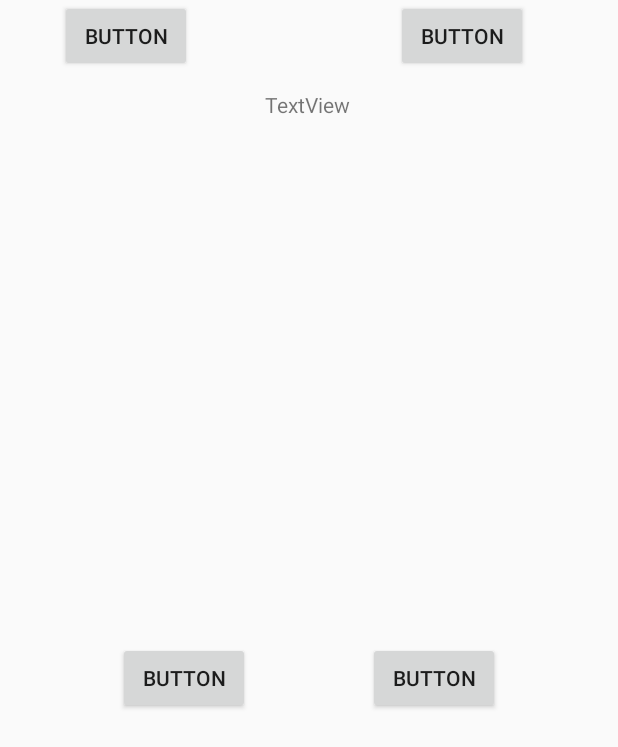
After one commit to palmer0/BasicQuiz-Lab1, an Android app: the layout activity_temp.xml on its own in the app's theme, with its tools: preview values and no code run, on a phone screen of 412 x 824 dp. The commit adds this screen. Shown: the top 747 px of the screen. Run offline under Robolectric (Android 15) with nearby library versions, the phone set to English and light mode, and no system bars.

```diff
--- a/app/src/main/java/es/ulpgc/eite/da/basicquizlab/MainActivity.java
+++ b/app/src/main/java/es/ulpgc/eite/da/basicquizlab/MainActivity.java
@@ -1,36 +1,36 @@
 package es.ulpgc.eite.da.basicquizlab;
 
 import android.os.Bundle;
+import android.widget.Button;
+import android.widget.TextView;
 
 import androidx.appcompat.app.AppCompatActivity;
 
 public class MainActivity extends AppCompatActivity {
 
-  /*
   private Button falseButton, trueButton,cheatButton, nextButton;
   private TextView questionText, replyText;
 
   private String[] questionArray;
   private int questionIndex=0;
   private int[] replyArray;
-  */
 
   @Override
   protected void onCreate(Bundle savedInstanceState) {
     super.onCreate(savedInstanceState);
     setContentView(R.layout.activity_main);
 
-    /*
     initLayoutData();
+    linkLayoutComponents();
 
-    linkLayoutComponents();
     initLayoutContent();
-    */
   }
 
-  /*
+  // metodo para cargar los datos de pantalla
   private void initLayoutData() {
+    // preguntas cuestionario cargadas desde fichero de recursos
     questionArray=getResources().getStringArray(R.array.question_array);
+    // respuestas cuestionario cargadas desde fichero de recursos
     replyArray=getResources().getIntArray(R.array.reply_array);
   }
 
@@ -45,6 +45,8 @@ public class MainActivity extends AppCompatActivity {
     replyText = findViewById(R.id.replyText);
   }
 
+
+
   private void initLayoutContent() {
     falseButton.setText(R.string.false_button_text);
     trueButton.setText(R.string.true_button_text);
@@ -56,6 +58,8 @@ public class MainActivity extends AppCompatActivity {
     replyText.setText(R.string.empty_text);
 
   }
+
+  /*
 
   //TODO: en vez de usar un metodo para cada boton, podemos
   // hacerlo usando un solo metodo para todos los botones
--- a/app/src/main/res/layout/activity_main.xml
+++ b/app/src/main/res/layout/activity_main.xml
@@ -7,7 +7,7 @@
     android:layout_height="match_parent"
     tools:context=".MainActivity">
 
-    <!--
+
     <TextView
         android:id="@+id/questionText"
         android:layout_width="wrap_content"
@@ -77,12 +77,11 @@
 
         <Button
             android:id="@+id/nextButton"
-            android:onClick="onNextButtonClick"
             android:layout_width="wrap_content"
             android:layout_height="wrap_content"
+            android:onClick="onNextButtonClick"
             android:text="Button"
-            android:textAppearance="@style/TextAppearance.AppCompat.Medium"
-            tools:text="Next" />
+            android:textAppearance="@style/TextAppearance.AppCompat.Medium" />
 
         <Space
             android:visibility="gone"
@@ -100,6 +99,6 @@
             android:textAppearance="@style/TextAppearance.AppCompat.Medium"
             tools:text="Cheat" />
     </LinearLayout>
-    -->
+
 
 </androidx.constraintlayout.widget.ConstraintLayout>
--- /dev/null
+++ b/app/src/main/res/layout/activity_temp.xml
@@ -0,0 +1,75 @@
+<?xml version="1.0" encoding="utf-8"?>
+<androidx.constraintlayout.widget.ConstraintLayout xmlns:android="http://schemas.android.com/apk/res/android"
+    xmlns:app="http://schemas.android.com/apk/res-auto"
+    xmlns:tools="http://schemas.android.com/tools"
+    android:layout_width="match_parent"
+    android:layout_height="match_parent">
+
+    <TextView
+        android:id="@+id/textView"
+        android:layout_width="wrap_content"
+        android:layout_height="wrap_content"
+        android:layout_marginTop="60dp"
+        android:text="TextView"
+        app:layout_constraintEnd_toEndOf="parent"
+        app:layout_constraintHorizontal_bias="0.498"
+        app:layout_constraintStart_toStartOf="parent"
+        app:layout_constraintTop_toTopOf="parent" />
+
+    <Button
+        android:id="@+id/button"
+        android:layout_width="wrap_content"
+        android:layout_height="wrap_content"
+        android:layout_marginStart="40dp"
+        android:text="Button"
+        app:layout_constraintStart_toStartOf="parent"
+        tools:layout_editor_absoluteY="138dp" />
+
+    <Button
+        android:id="@+id/button2"
+        android:layout_width="wrap_content"
+        android:layout_height="wrap_content"
+        android:layout_marginEnd="60dp"
+        android:text="Button"
+        app:layout_constraintEnd_toEndOf="parent"
+        tools:layout_editor_absoluteY="140dp" />
+
+    <LinearLayout
+        android:id="@+id/linearLayout"
+        android:layout_width="411dp"
+        android:layout_height="48dp"
+        android:orientation="horizontal"
+        app:layout_constraintBottom_toBottomOf="parent"
+        app:layout_constraintEnd_toEndOf="parent"
+        app:layout_constraintStart_toStartOf="parent"
+        app:layout_constraintTop_toBottomOf="@+id/textView">
+
+        <Space
+            android:layout_width="wrap_content"
+            android:layout_height="wrap_content"
+            android:layout_weight="1" />
+
+        <Button
+            android:id="@+id/button3"
+            android:layout_width="wrap_content"
+            android:layout_height="wrap_content"
+            android:text="Button" />
+
+        <Space
+            android:layout_width="wrap_content"
+            android:layout_height="wrap_content"
+            android:layout_weight="1" />
+
+        <Button
+            android:id="@+id/button4"
+            android:layout_width="wrap_content"
+            android:layout_height="wrap_content"
+            android:text="Button" />
+
+        <Space
+            android:layout_width="wrap_content"
+            android:layout_height="wrap_content"
+            android:layout_weight="1" />
+    </LinearLayout>
+
+</androidx.constraintlayout.widget.ConstraintLayout>
--- a/app/src/main/res/values/strings.xml
+++ b/app/src/main/res/values/strings.xml
@@ -2,13 +2,15 @@
 
     <string name="app_name">Basic Quiz</string>
 
-    <!--
     <string name="true_button_text">True</string>
     <string name="false_button_text">False</string>
+
     <string name="empty_text">\???</string>
     <string name="correct_text">Correct</string>
     <string name="incorrect_text">Incorrect</string>
+
     <string name="next_button_text">Next</string>
+
     <string name="cheat_button_text">Cheat</string>
 
 
@@ -23,6 +25,5 @@
         <item>0</item>
         <item>1</item>
     </integer-array>
-    -->
 
 </resources>
```
Also changed, not shown: 1 other file.
